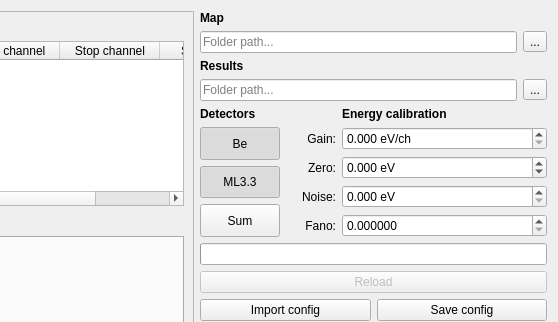
pfilipl/PolyX-XRF-Data-Analyser, file single.ui: the form before one commit; both pictures show x 518 to 1076 and y 0 to 322 of the 1076 by 712 pixel window.
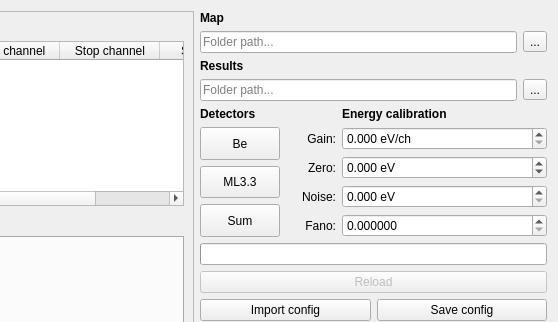
The form after the commit.

The edit to the form file:
```diff
--- a/single.ui
+++ b/single.ui
@@ -1039,7 +1039,7 @@
           <bool>true</bool>
          </property>
          <property name="checked">
-          <bool>true</bool>
+          <bool>false</bool>
          </property>
         </widget>
        </item>
@@ -1061,7 +1061,7 @@
           <bool>true</bool>
          </property>
          <property name="checked">
-          <bool>true</bool>
+          <bool>false</bool>
          </property>
         </widget>
        </item>
```
